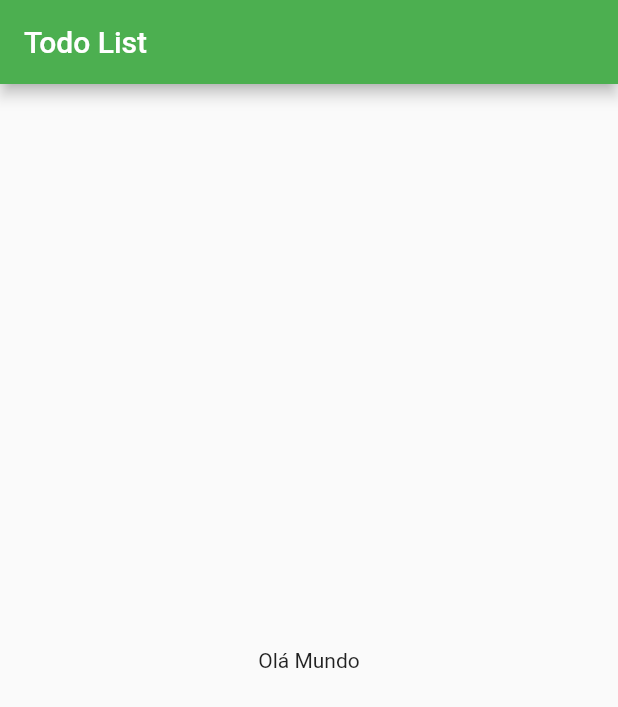
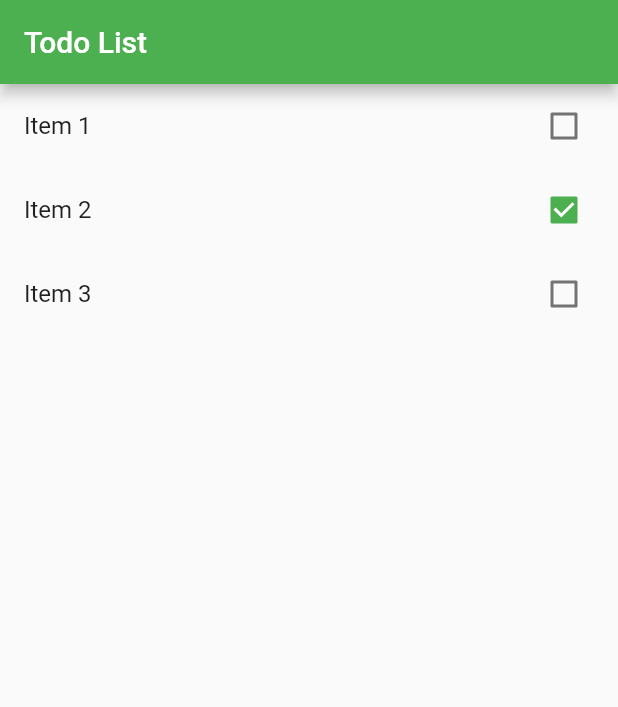
Before and after one commit to marcosbaia/todo, a Flutter app: the screen it shows after launch, on a phone screen of 412 x 824 dp. Shown: the top 707 px of the screen. Run offline on Flutter 3.47's test engine with Material 2 defaults, Android fonts, the phone set to English and light mode, and no system bars.

Commit message:
Update main.dart

```diff
--- a/lib/main.dart
+++ b/lib/main.dart
@@ -26,7 +26,6 @@ class HomePage extends StatefulWidget {
     items.add(Item(title: "Item 2", done: true));
     items.add(Item(title: "Item 3", done: false));
   }
-
   @override
   _HomePageState createState() => _HomePageState();
 }
@@ -38,8 +37,17 @@ class _HomePageState extends State<HomePage> {
       appBar: AppBar(
         title: Text("Todo List"),
       ),
-      body: Container(
-        child: Center(child: Text("Olá Mundo")),
+      body: ListView.builder(
+        itemCount: widget.items.length,
+        itemBuilder: (BuildContext ctxt, int index) {
+          final item = widget.items[index];
+          return CheckboxListTile(
+            title: Text(item.title),
+            key: Key(item.title),
+            value: item.done,
+            onChanged: (value){},
+          );
+        },
       ),
     );
   }
```
